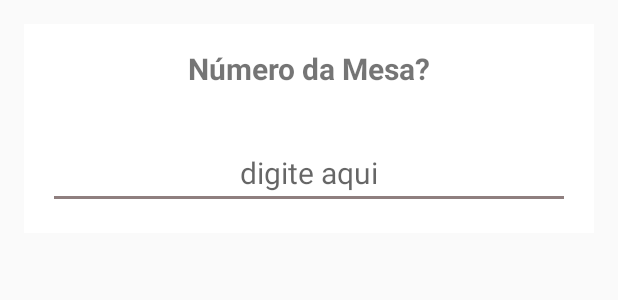
After one commit to MarcosWorker/EspetinhoApp, an Android app: the layout alert_pedido.xml on its own in the app's theme, with its tools: preview values and no code run, on a phone screen of 412 x 824 dp. The commit adds this screen. Shown: the top 300 px of the screen. Run offline under Robolectric (Android 15) with nearby library versions, the phone set to English and light mode, and no system bars.

Commit message:
Lógica pedido em andamento

```diff
--- a/app/src/main/java/br/com/forum/espetinhoapp/flow/fragments/PedidosFragment.java
+++ b/app/src/main/java/br/com/forum/espetinhoapp/flow/fragments/PedidosFragment.java
@@ -8,11 +8,14 @@ import android.view.View;
 import android.view.ViewGroup;
 
 import br.com.forum.espetinhoapp.R;
+import io.realm.Realm;
 
 /**
  * A simple {@link Fragment} subclass.
  */
 public class PedidosFragment extends Fragment {
+
+    private Realm realm=null;
 
 
     public PedidosFragment() {
--- /dev/null
+++ b/app/src/main/res/layout/alert_pedido.xml
@@ -0,0 +1,29 @@
+<?xml version="1.0" encoding="utf-8"?>
+<LinearLayout xmlns:android="http://schemas.android.com/apk/res/android"
+    android:layout_width="match_parent"
+    android:layout_height="wrap_content"
+    android:orientation="vertical"
+    android:layout_margin="16dp"
+    android:background="#fff">
+
+    <TextView
+        android:layout_width="match_parent"
+        android:layout_height="wrap_content"
+        android:layout_margin="16dp"
+        android:gravity="center"
+        android:text="Número da Mesa?"
+        android:textSize="20dp"
+        android:textStyle="bold" />
+
+    <EditText
+        android:id="@+id/mesa_pedido"
+        android:layout_width="match_parent"
+        android:layout_height="wrap_content"
+        android:layout_gravity="center"
+        android:layout_margin="16dp"
+        android:gravity="center"
+        android:hint="digite aqui"
+        android:inputType="number"
+        android:textSize="20dp" />
+
+</LinearLayout>
```
Also changed, not shown: app/src/main/java/br/com/forum/espetinhoapp/flow/fragments/CardapioFragment.java (+41 -20 lines), app/src/main/java/br/com/forum/espetinhoapp/model/adapter/AdapterPedido.java (added, +8 -0 lines), app/src/main/java/br/com/forum/espetinhoapp/model/bean/Pedido.java (+10 -0 lines), app/src/main/res/layout/adapter_pedido.xml (added, +13 -0 lines).
